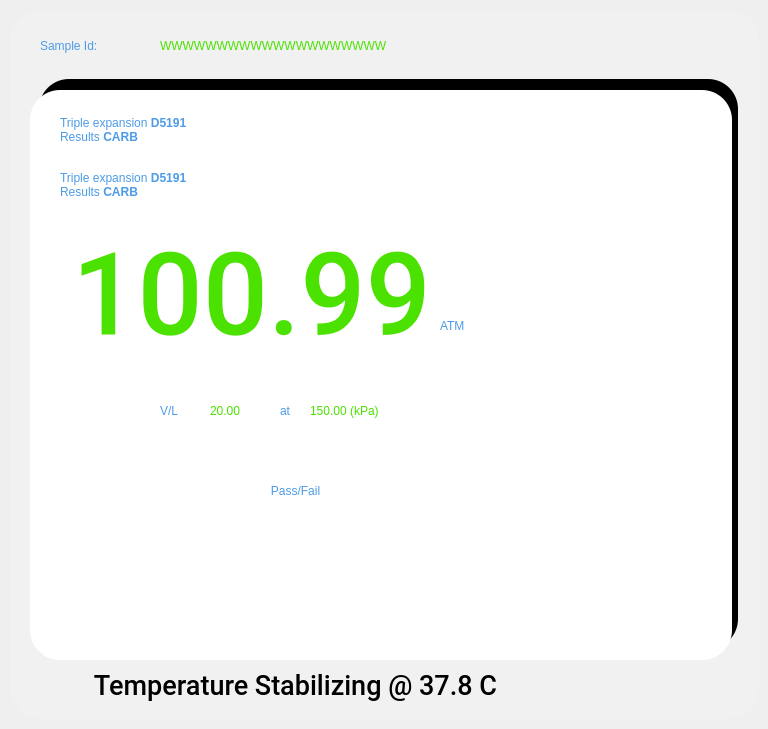
Above: pApp-22-June-2021/smeasuring2.ui from ChandraMVE/PSSC_QT_Development before the change. Below: the same form after it.
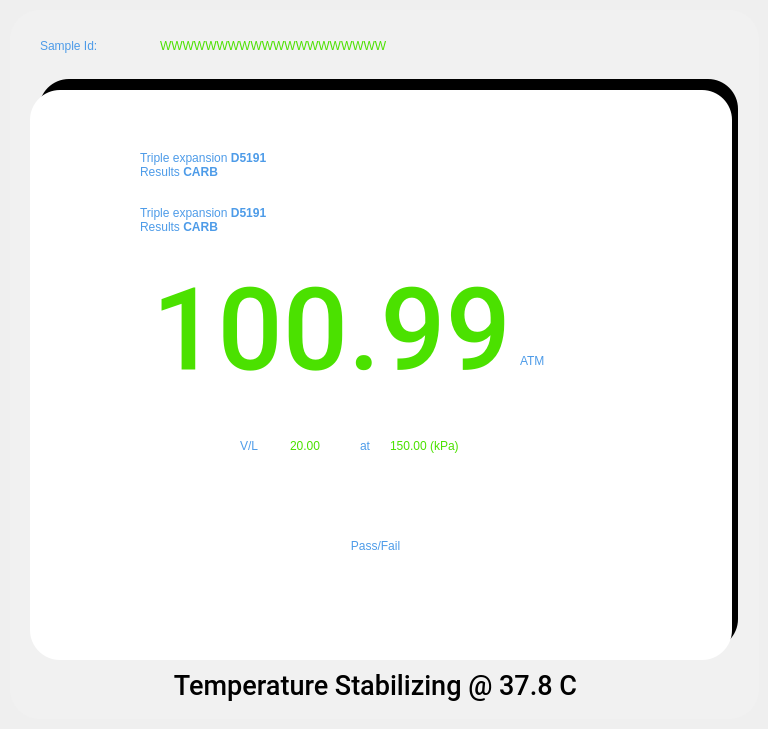
That is the form after the change.

Commit message:
1.in smeasuring.cpp change the label size  (680,71)pixels to (680,141)
2.in mainwindow.cpp comment the rotation.90
3.in scheckpass.ui change size of notificatin tabs
4. in smenubar.ui adjust the position of menubars

```diff
--- a/pApp-22-June-2021/smeasuring2.ui
+++ b/pApp-22-June-2021/smeasuring2.ui
@@ -95,8 +95,8 @@
     <widget class="QFrame" name="fr3Pr">
      <property name="geometry">
       <rect>
-       <x>20</x>
-       <y>300</y>
+       <x>100</x>
+       <y>335</y>
        <width>491</width>
        <height>80</height>
       </rect>
@@ -216,8 +216,8 @@
     <widget class="QLabel" name="lblResult">
      <property name="geometry">
       <rect>
-       <x>20</x>
-       <y>130</y>
+       <x>100</x>
+       <y>165</y>
        <width>381</width>
        <height>151</height>
       </rect>
@@ -246,8 +246,8 @@
     <widget class="QLabel" name="lblScale">
      <property name="geometry">
       <rect>
-       <x>410</x>
-       <y>220</y>
+       <x>490</x>
+       <y>255</y>
        <width>51</width>
        <height>31</height>
       </rect>
@@ -263,8 +263,8 @@
     <widget class="QLabel" name="lblPassFail">
      <property name="geometry">
       <rect>
-       <x>60</x>
-       <y>385</y>
+       <x>140</x>
+       <y>440</y>
        <width>411</width>
        <height>31</height>
       </rect>
@@ -283,8 +283,8 @@
     <widget class="QLabel" name="lblMethod">
      <property name="geometry">
       <rect>
-       <x>30</x>
-       <y>20</y>
+       <x>110</x>
+       <y>55</y>
        <width>471</width>
        <height>41</height>
       </rect>
@@ -306,8 +306,8 @@
     <widget class="QFrame" name="frVLPr">
      <property name="geometry">
       <rect>
-       <x>20</x>
-       <y>280</y>
+       <x>100</x>
+       <y>315</y>
        <width>491</width>
        <height>80</height>
       </rect>
@@ -393,8 +393,8 @@
     <widget class="QLabel" name="lblFormula">
      <property name="geometry">
       <rect>
-       <x>30</x>
-       <y>70</y>
+       <x>110</x>
+       <y>105</y>
        <width>471</width>
        <height>51</height>
       </rect>
@@ -419,7 +419,7 @@
      <rect>
       <x>150</x>
       <y>15</y>
-      <width>381</width>
+      <width>451</width>
       <height>41</height>
      </rect>
     </property>
@@ -451,7 +451,7 @@
    <widget class="QLabel" name="lblStatus">
     <property name="geometry">
      <rect>
-      <x>50</x>
+      <x>130</x>
       <y>650</y>
       <width>471</width>
       <height>51</height>
```
Left out of the diff: 2 changed lines with no effect on the pictures. The commit also changes 13 other files.
